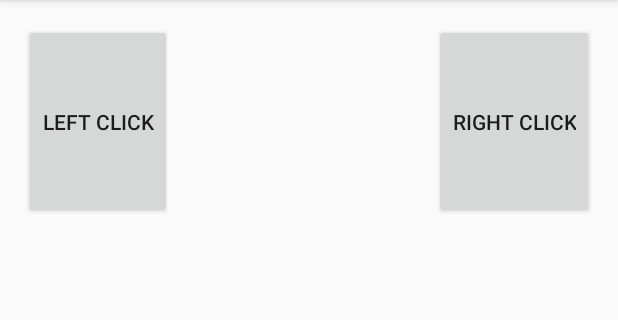
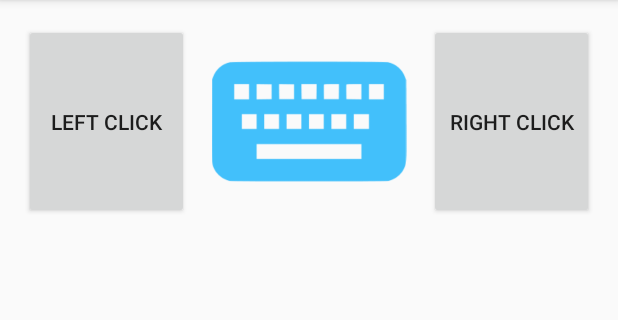
Before and after one commit to nikhilJain17/Robin, an Android app: the screen it shows after launch (MainActivity), on a phone screen of 412 x 824 dp, the part 84-404 px from its top. Run offline under Robolectric (Android 15) with nearby library versions, the phone set to English and light mode, and no system bars; libraries missing offline, so code that uses them is left out: com.github.nkzawa.socketio; 1 statement that could not run was skipped.

Commit message:
can toggle keyboard!

```diff
--- a/RobinApp/app/src/main/java/bd/com/robinapp/MainActivity.java
+++ b/RobinApp/app/src/main/java/bd/com/robinapp/MainActivity.java
@@ -1,5 +1,7 @@
 package bd.com.robinapp;
 
+import android.app.ActionBar;
+import android.app.Activity;
 import android.content.Context;
 import android.gesture.Gesture;
 import android.hardware.Sensor;
@@ -11,9 +13,14 @@ import android.support.v7.app.AppCompatActivity;
 import android.os.Bundle;
 import android.util.Log;
 import android.view.GestureDetector;
+import android.view.Menu;
+import android.view.MenuInflater;
 import android.view.MotionEvent;
 import android.view.View;
+import android.view.ViewConfiguration;
+import android.view.inputmethod.InputMethodManager;
 import android.widget.Button;
+import android.widget.ImageView;
 import android.widget.ScrollView;
 import android.widget.TextView;
 import com.github.nkzawa.socketio.client.IO;
@@ -22,6 +29,7 @@ import com.github.nkzawa.socketio.client.Socket;
 import org.json.JSONArray;
 
 import java.io.PrintWriter;
+import java.lang.reflect.Field;
 import java.net.HttpURLConnection;
 import java.net.URL;
 
@@ -36,6 +44,8 @@ import java.net.URL;
         protected void onCreate(Bundle savedInstanceState) {
             super.onCreate(savedInstanceState);
             setContentView(R.layout.activity_main);
+
+//            showMenuButtons();
 
             // set up the scrolling thing
             gestureDetector = new GestureDetector(this);
@@ -80,6 +90,22 @@ import java.net.URL;
                 }
             });
 
+
+            // setup keyboard toggle stuff
+            ImageView toggleKeyBoard = (ImageView) findViewById(R.id.keyboardBtn);
+
+            toggleKeyBoard.setOnClickListener(new View.OnClickListener() {
+                @Override
+                public void onClick(View view) {
+
+                    InputMethodManager inputMethodManager = (InputMethodManager) getSystemService(Context.INPUT_METHOD_SERVICE);
+
+                    if (inputMethodManager != null) {
+                        inputMethodManager.toggleSoftInput(InputMethodManager.SHOW_FORCED, 0);
+                    }
+
+                }
+            });
 
 
 
@@ -161,4 +187,5 @@ import java.net.URL;
             return true;
         }
 
+
     }
--- a/RobinApp/app/src/main/res/layout/activity_main.xml
+++ b/RobinApp/app/src/main/res/layout/activity_main.xml
@@ -8,21 +8,13 @@
 
 
     <Button
-        android:layout_width="wrap_content"
+        android:layout_width="110dp"
         android:layout_height="130dp"
         android:text="Left Click"
         android:id="@+id/leftClk" />
 
-    <ScrollView
-        android:id="@+id/scroll"
-        android:layout_width="100dp"
-        android:layout_height="100dp"
-        android:layout_alignParentTop="true"
-        android:layout_centerHorizontal="true"
-        android:layout_alignBottom="@+id/rightClk" />
-
     <Button
-        android:layout_width="wrap_content"
+        android:layout_width="110dp"
         android:layout_height="130dp"
         android:text="Right Click"
         android:id="@+id/rightClk"
@@ -30,4 +22,14 @@
         android:layout_alignParentRight="true"
         android:layout_alignParentEnd="true" />
 
+    <ImageView
+        android:layout_width="60dp"
+        android:layout_height="60dp"
+        android:id="@+id/keyboardBtn"
+        android:src="@drawable/keyboard"
+        android:layout_alignBottom="@+id/rightClk"
+        android:layout_toRightOf="@+id/leftClk"
+        android:layout_alignParentTop="true"
+        android:layout_toLeftOf="@+id/rightClk"/>
+
 </RelativeLayout>
```
Also changed, not shown: RobinApp/app/src/main/res/drawable/keyboard.png (added).
